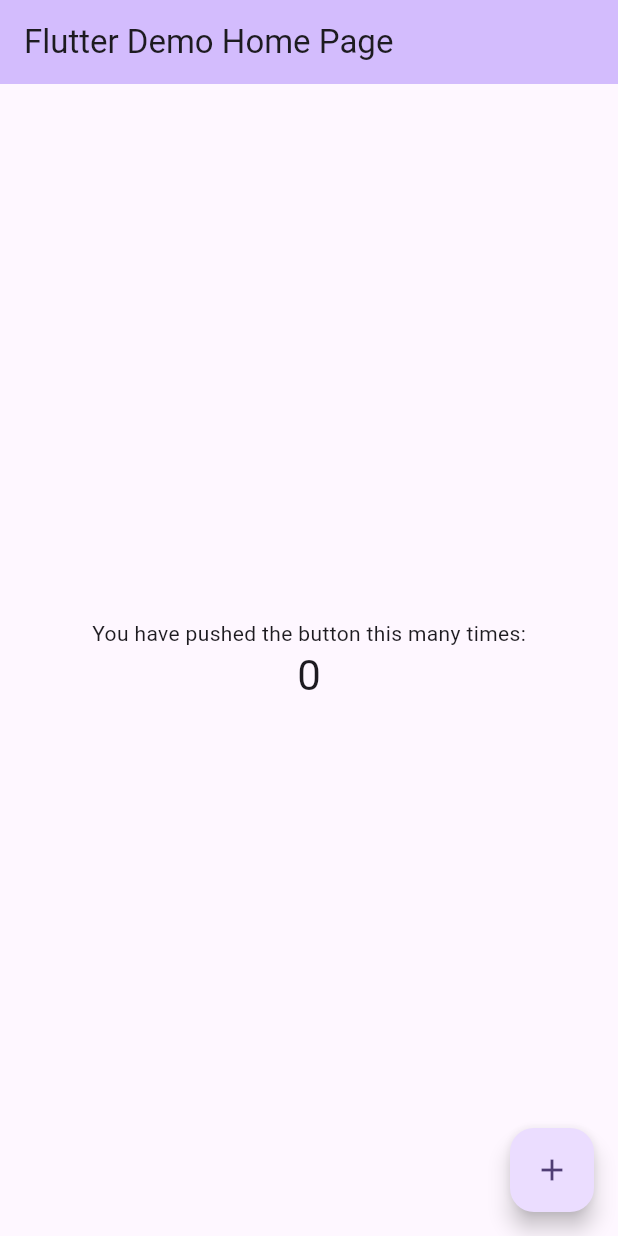
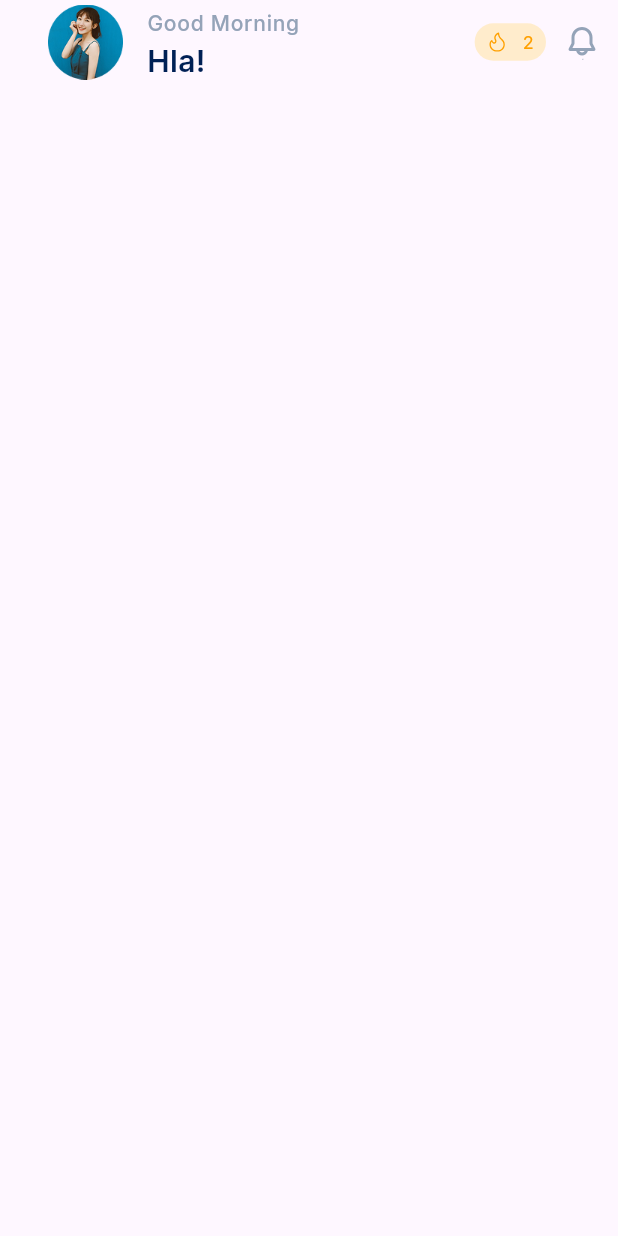
Before and after one commit to Adham167/Planova, a Flutter app: the screen it shows after launch, on a phone screen of 412 x 824 dp. Run offline on Flutter 3.47's test engine with Material 3 defaults, Android fonts, the phone set to English and light mode, and no system bars; our stand-ins replace flutter_svg.

Commit message:
Add constants for styles and assets; implement HomeView layout

```diff
--- a/lib/core/constants/app_colors.dart
+++ b/lib/core/constants/app_colors.dart
@@ -0,0 +1,66 @@
+import 'package:flutter/material.dart';
+
+class AppColors {
+
+  // Primary
+  static const Color primaryBlue = Color(0xFF002055);
+  static const Color primaryPurple = Color(0xFF8764FF);
+  static const Color primaryLightPurple = Color(0xFF9A9AFF);
+
+  // Basic
+  static const Color white = Color(0xFFFFFFFF);
+  static const Color black = Color(0xFF000000);
+
+  // Greys
+  static const Color grey50 = Color(0xFFF7F7F9);
+  static const Color grey100 = Color(0xFFF0F0F0);
+  static const Color grey200 = Color(0xFFF2F2F2);
+  static const Color grey300 = Color(0xFFEAEAEA);
+  static const Color grey350 = Color(0xFFE7E7E7);
+  static const Color grey400 = Color(0xFFD9D9D9);
+  static const Color grey500 = Color(0xFFD2D5DA);
+  static const Color grey600 = Color(0xFFCCCCCC);
+  static const Color grey700 = Color(0xFF999999);
+  static const Color grey800 = Color(0xFF848A94);
+  static const Color grey900 = Color(0xFF444444);
+  static const Color greyDark = Color(0xFF303437);
+
+  // Blue
+  static const Color lightBlue = Color(0xFFD1E2FE);
+  static const Color softBlue = Color(0xFFBBDCE5);
+  static const Color blue = Color(0xFF3781F0);
+  static const Color blueStrong = Color(0xFF0070F0);
+  static const Color blueBackground = Color(0xFFF2F8FF);
+  static const Color blueGrey = Color(0xFF94A3B8);
+
+  // Green
+  static const Color green = Color(0xFF16A34A);
+  static const Color greenSoft = Color(0xFFBECDBD);
+  static const Color greenLight = Color(0xFFB6CEB4);
+  static const Color greenSuccess = Color(0xFF33A466);
+
+  // Red
+  static const Color red = Color(0xFFDC2626);
+  static const Color redSoft = Color(0xFFFF8D73);
+  static const Color redLight = Color(0xFFFFCDC9);
+  static const Color redStrong = Color(0xFFD6403E);
+  static const Color redBackground = Color(0xFFFFDFDF);
+
+  // Orange
+  static const Color orange = Color(0xFFFFA000);
+  static const Color orangeDark = Color(0xFFFA7112);
+
+  // Yellow
+  static const Color yellowSoft = Color(0xFFFFECCC);
+  static const Color yellowLight = Color(0xFFFFECC8);
+
+  // Purple
+  static const Color purpleLight = Color(0xFFEADCF1);
+  static const Color purpleSoft = Color(0xFFEEE9FF);
+  static const Color purpleBackground = Color(0xFFF3E7FD);
+
+  // Backgrounds
+  static const Color backgroundLight = Color(0xFFF2F4F5);
+  static const Color backgroundWhite = Color(0xFFF7F7F9);
+
+}
--- /dev/null
+++ b/lib/core/constants/app_styles.dart
@@ -0,0 +1,24 @@
+import 'package:flutter/material.dart';
+import 'app_colors.dart';
+
+class AppStyles {
+
+  static const TextStyle medium14 = TextStyle(
+    fontSize: 14,
+    fontWeight: FontWeight.w500,
+    color: AppColors.blueGrey,
+  );
+
+  static const TextStyle semiBold20 = TextStyle(
+    fontSize: 20,
+    fontWeight: FontWeight.w600,
+    color: AppColors.primaryBlue,
+  );
+
+  static const TextStyle regular12 = TextStyle(
+    fontSize: 12,
+    fontWeight: FontWeight.w400,
+    color: AppColors.orange,
+  );
+
+}
--- /dev/null
+++ b/lib/core/constants/assets.dart
@@ -0,0 +1,16 @@
+// ignore_for_file: prefer_single_quotes
+class Assets {
+  Assets._();
+
+  /// Assets for assetsImagesFire
+  /// assets/images/fire.svg
+  static const String assetsImagesFire = "assets/images/fire.svg";
+
+  /// Assets for assetsImagesNotification
+  /// assets/images/notification.svg
+  static const String assetsImagesNotification = "assets/images/notification.svg";
+
+  /// Assets for assetsImagesProfile
+  /// assets/images/profile.png
+  static const String assetsImagesProfile = "assets/images/profile.png";
+}
--- /dev/null
+++ b/lib/features/home/presentation/views/home_view.dart
@@ -0,0 +1,53 @@
+import 'package:flutter/material.dart';
+import 'package:flutter_svg/svg.dart';
+import 'package:planova_app/core/constants/app_colors.dart';
+import 'package:planova_app/core/constants/app_styles.dart';
+import 'package:planova_app/core/constants/assets.dart';
+
+class HomeView extends StatelessWidget {
+  const HomeView({super.key});
+
+  @override
+  Widget build(BuildContext context) {
+    return Scaffold(
+      appBar: AppBar(
+        title: ListTile(
+          leading: Image.asset(
+            Assets.assetsImagesProfile,
+            width: 50,
+            height: 50,
+            fit: BoxFit.cover,
+          ),
+          title: const Text('Good Morning', style: AppStyles.medium14),
+          subtitle: const Text('Hla!', style: AppStyles.semiBold20),
+        ),
+        actions: [
+          Container(
+            padding: const EdgeInsets.symmetric(horizontal: 8, vertical: 4),
+            decoration: BoxDecoration(
+              color: AppColors.yellowSoft,
+              borderRadius: BorderRadius.circular(20),
+            ),
+            child: Row(
+              children: [
+                SvgPicture.asset(Assets.assetsImagesFire),
+                const SizedBox(width: 10),
+                Text("2", style: AppStyles.regular12),
+              ],
+            ),
+          ),
+
+          IconButton(
+            icon: SvgPicture.asset(
+              Assets.assetsImagesNotification,
+              width: 24,
+              height: 24,
+            ),
+            color: AppColors.blueGrey,
+            onPressed: () {},
+          ),
+        ],
+      ),
+    );
+  }
+}
--- a/lib/main.dart
+++ b/lib/main.dart
@@ -1,4 +1,5 @@
 import 'package:flutter/material.dart';
+import 'package:planova_app/features/home/presentation/views/home_view.dart';
 
 void main() {
   runApp(const MyApp());
@@ -7,116 +8,12 @@ void main() {
 class MyApp extends StatelessWidget {
   const MyApp({super.key});
 
-  // This widget is the root of your application.
   @override
   Widget build(BuildContext context) {
     return MaterialApp(
-      title: 'Flutter Demo',
-      theme: ThemeData(
-        // This is the theme of your application.
-        //
-        // TRY THIS: Try running your application with "flutter run". You'll see
-        // the application has a purple toolbar. Then, without quitting the app,
-        // try changing the seedColor in the colorScheme below to Colors.green
-        // and then invoke "hot reload" (save your changes or press the "hot
-        // reload" button in a Flutter-supported IDE, or press "r" if you used
-        // the command line to start the app).
-        //
-        // Notice that the counter didn't reset back to zero; the application
-        // state is not lost during the reload. To reset the state, use hot
-        // restart instead.
-        //
-        // This works for code too, not just values: Most code changes can be
-        // tested with just a hot reload.
-        colorScheme: ColorScheme.fromSeed(seedColor: Colors.deepPurple),
-      ),
-      home: const MyHomePage(title: 'Flutter Demo Home Page'),
+      theme: ThemeData(fontFamily: 'Inter'),
+      home: HomeView(),
+      debugShowCheckedModeBanner: false,
     );
   }
 }
-
-class MyHomePage extends StatefulWidget {
-  const MyHomePage({super.key, required this.title});
-
-  // This widget is the home page of your application. It is stateful, meaning
-  // that it has a State object (defined below) that contains fields that affect
-  // how it looks.
-
-  // This class is the configuration for the state. It holds the values (in this
-  // case the title) provided by the parent (in this case the App widget) and
-  // used by the build method of the State. Fields in a Widget subclass are
-  // always marked "final".
-
-  final String title;
-
-  @override
-  State<MyHomePage> createState() => _MyHomePageState();
-}
-
-class _MyHomePageState extends State<MyHomePage> {
-  int _counter = 0;
-
-  void _incrementCounter() {
-    setState(() {
-      // This call to setState tells the Flutter framework that something has
-      // changed in this State, which causes it to rerun the build method below
-      // so that the display can reflect the updated values. If we changed
-      // _counter without calling setState(), then the build method would not be
-      // called again, and so nothing would appear to happen.
-      _counter++;
-    });
-  }
-
-  @override
-  Widget build(BuildContext context) {
-    // This method is rerun every time setState is called, for instance as done
-    // by the _incrementCounter method above.
-    //
-    // The Flutter framework has been optimized to make rerunning build methods
-    // fast, so that you can just rebuild anything that needs updating rather
-    // than having to individually change instances of widgets.
-    return Scaffold(
-      appBar: AppBar(
-        // TRY THIS: Try changing the color here to a specific color (to
-        // Colors.amber, perhaps?) and trigger a hot reload to see the AppBar
-        // change color while the other colors stay the same.
-        backgroundColor: Theme.of(context).colorScheme.inversePrimary,
-        // Here we take the value from the MyHomePage object that was created by
-        // the App.build method, and use it to set our appbar title.
-        title: Text(widget.title),
-      ),
-      body: Center(
-        // Center is a layout widget. It takes a single child and positions it
-        // in the middle of the parent.
-        child: Column(
-          // Column is also a layout widget. It takes a list of children and
-          // arranges them vertically. By default, it sizes itself to fit its
-          // children horizontally, and tries to be as tall as its parent.
-          //
-          // Column has various properties to control how it sizes itself and
-          // how it positions its children. Here we use mainAxisAlignment to
-          // center the children vertically; the main axis here is the vertical
-          // axis because Columns are vertical (the cross axis would be
-          // horizontal).
-          //
-          // TRY THIS: Invoke "debug painting" (choose the "Toggle Debug Paint"
-          // action in the IDE, or press "p" in the console), to see the
-          // wireframe for each widget.
-          mainAxisAlignment: MainAxisAlignment.center,
-          children: <Widget>[
-            const Text('You have pushed the button this many times:'),
-            Text(
-              '$_counter',
-              style: Theme.of(context).textTheme.headlineMedium,
-            ),
-          ],
-        ),
-      ),
-      floatingActionButton: FloatingActionButton(
-        onPressed: _incrementCounter,
-        tooltip: 'Increment',
-        child: const Icon(Icons.add),
-      ), // This trailing comma makes auto-formatting nicer for build methods.
-    );
-  }
-}
```
Also changed, not shown: pubspec.yaml (+11 -6 lines), assets/fonts/Inter.ttf (added), assets/images/fire.svg (added), assets/images/notification.svg (added), assets/images/profile.png (added), pubspec.lock.
